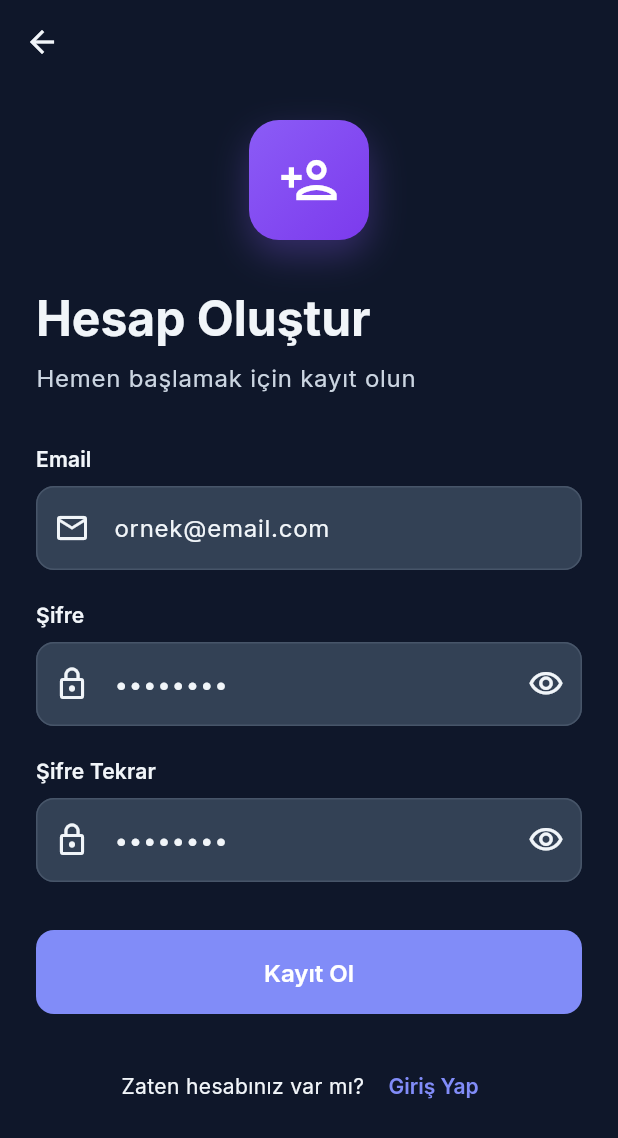
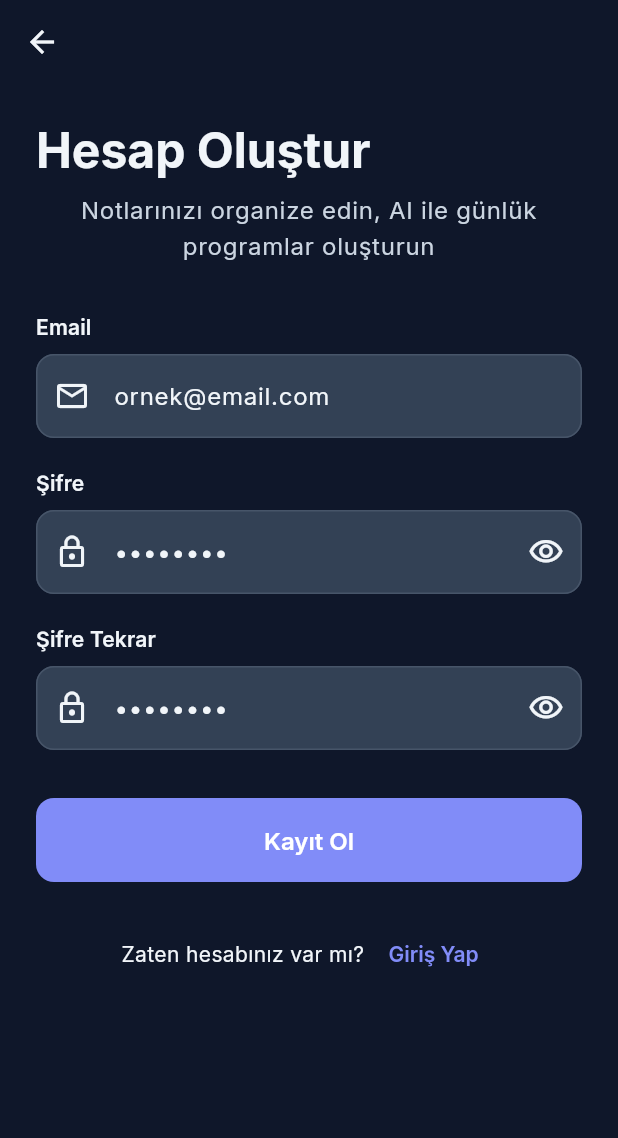
Before and after one commit to AhmetKasap/fynote-mobile, a Flutter app: the screen it shows after launch, after a tap on "Geç", after a tap on "Giriş Yap", after a tap on "Hesap Oluştur", on a phone screen of 412 x 824 dp. Shown: the top 1138 px of the screen. Run offline on Flutter 3.47's test engine with Material 3 defaults, Android fonts, the phone set to English and light mode, and no system bars; our stand-ins replace dartz, dio, equatable, flutter_riverpod, flutter_secure_storage, flutter_svg and 5 more; missing offline and left inert: dart_quill_delta, flutter_quill, record; network calls fail.

Commit message:
Update app icons and splash screen logo; replace old assets with new logo and adjust colors in pubspec.yaml and colors.xml. Remove unused icon files and update UI components across various screens to reflect the new branding.

```diff
--- a/lib/presentation/screens/auth/login_screen.dart
+++ b/lib/presentation/screens/auth/login_screen.dart
@@ -87,35 +87,6 @@ class _LoginScreenState extends ConsumerState<LoginScreen> {
               children: [
                 const SizedBox(height: 20),
 
-                // Logo
-                Center(
-                  child: Container(
-                    width: 80,
-                    height: 80,
-                    decoration: BoxDecoration(
-                      gradient: LinearGradient(
-                        colors: [AppColors.primary, AppColors.primaryDark],
-                        begin: Alignment.topLeft,
-                        end: Alignment.bottomRight,
-                      ),
-                      borderRadius: BorderRadius.circular(20),
-                      boxShadow: [
-                        BoxShadow(
-                          color: AppColors.primary.withOpacity(0.3),
-                          blurRadius: 20,
-                          offset: const Offset(0, 10),
-                        ),
-                      ],
-                    ),
-                    child: const Icon(
-                      Icons.note_alt_outlined,
-                      size: 40,
-                      color: Colors.white,
-                    ),
-                  ),
-                ),
-                const SizedBox(height: 32),
-
                 // Header
                 Text(
                   'Hoş Geldiniz! 👋',
@@ -125,12 +96,13 @@ class _LoginScreenState extends ConsumerState<LoginScreen> {
                 ),
                 const SizedBox(height: 8),
                 Text(
-                  'Notlarınıza erişmek için giriş yapın',
+                  'FyNote ile notlarınıza erişin, AI ile program oluşturun',
                   style: Theme.of(context).textTheme.bodyLarge?.copyWith(
                     color: isDark
                         ? AppColors.textSecondaryDark
                         : AppColors.textSecondary,
                   ),
+                  textAlign: TextAlign.center,
                 ),
                 const SizedBox(height: 40),
 
--- a/lib/presentation/screens/auth/register_screen.dart
+++ b/lib/presentation/screens/auth/register_screen.dart
@@ -93,35 +93,6 @@ class _RegisterScreenState extends ConsumerState<RegisterScreen> {
             child: Column(
               crossAxisAlignment: CrossAxisAlignment.start,
               children: [
-                // Logo
-                Center(
-                  child: Container(
-                    width: 80,
-                    height: 80,
-                    decoration: BoxDecoration(
-                      gradient: LinearGradient(
-                        colors: [AppColors.secondary, AppColors.secondaryDark],
-                        begin: Alignment.topLeft,
-                        end: Alignment.bottomRight,
-                      ),
-                      borderRadius: BorderRadius.circular(20),
-                      boxShadow: [
-                        BoxShadow(
-                          color: AppColors.secondary.withOpacity(0.3),
-                          blurRadius: 20,
-                          offset: const Offset(0, 10),
-                        ),
-                      ],
-                    ),
-                    child: const Icon(
-                      Icons.person_add_outlined,
-                      size: 40,
-                      color: Colors.white,
-                    ),
-                  ),
-                ),
-                const SizedBox(height: 32),
-
                 // Header
                 Text(
                   'Hesap Oluştur',
@@ -131,12 +102,13 @@ class _RegisterScreenState extends ConsumerState<RegisterScreen> {
                 ),
                 const SizedBox(height: 8),
                 Text(
-                  'Hemen başlamak için kayıt olun',
+                  'Notlarınızı organize edin, AI ile günlük programlar oluşturun',
                   style: Theme.of(context).textTheme.bodyLarge?.copyWith(
                     color: isDark
                         ? AppColors.textSecondaryDark
                         : AppColors.textSecondary,
                   ),
+                  textAlign: TextAlign.center,
                 ),
                 const SizedBox(height: 32),
 
--- a/lib/presentation/screens/splash_screen.dart
+++ b/lib/presentation/screens/splash_screen.dart
@@ -72,23 +72,12 @@ class _SplashScreenState extends ConsumerState<SplashScreen> {
           child: Column(
             mainAxisAlignment: MainAxisAlignment.center,
             children: [
-              // Minimalist Logo
-              Container(
-                width: 100,
-                height: 100,
-                decoration: BoxDecoration(
-                  color: Colors.white.withOpacity(0.1),
-                  shape: BoxShape.circle,
-                  border: Border.all(
-                    color: Colors.white.withOpacity(0.2),
-                    width: 2,
-                  ),
-                ),
-                child: const Icon(
-                  Icons.note_alt_outlined,
-                  size: 50,
-                  color: Colors.white,
-                ),
+              // App Logo
+              Image.asset(
+                'assets/images/fynote-logo.png',
+                width: 160,
+                height: 160,
+                fit: BoxFit.contain,
               ),
               const SizedBox(height: 32),
 
--- a/pubspec.yaml
+++ b/pubspec.yaml
@@ -135,7 +135,7 @@ flutter:
 flutter_launcher_icons:
   android: true
   ios: true
-  image_path: "assets/images/app_icon.png"
-  adaptive_icon_background: "#000000"
-  adaptive_icon_foreground: "assets/images/app_icon.png"
+  image_path: "assets/images/fynote-logo.png"
+  adaptive_icon_background: "#1a4d5c"
+  adaptive_icon_foreground: "assets/images/fynote-logo.png"
   remove_alpha_ios: true
```
Also changed, not shown: lib/presentation/screens/auth/forgot_password_screen.dart (+0 -16 lines), lib/presentation/screens/auth/reset_password_screen.dart (+0 -16 lines), lib/presentation/screens/auth/verify_email_screen.dart (+0 -16 lines), lib/presentation/screens/home/home_screen.dart (+24 -19 lines), assets/images/app-icon.jpg (deleted), assets/images/app_icon.png (deleted), assets/images/fynote-icon.png (added), assets/images/fynote-logo.png (added), 32 other files.
